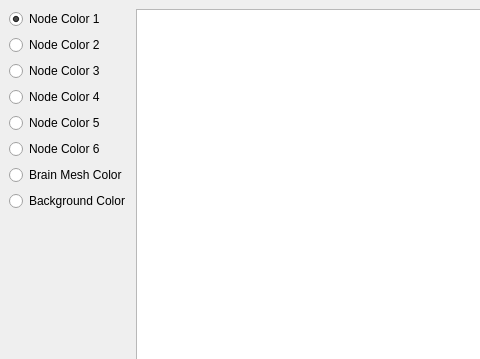
Old version of the form colorsettings.ui in the repository Namr/Connected; both pictures show x 0 to 480 and y 0 to 359 of the 800 by 600 pixel window.
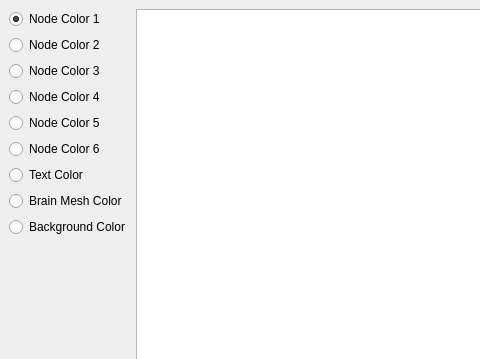
New version of the form.

Diff of the .ui file:
```diff
--- a/colorsettings.ui
+++ b/colorsettings.ui
@@ -64,6 +64,13 @@
           </property>
          </widget>
         </item>
+        <item>
+         <widget class="QRadioButton" name="radioButton_9">
+          <property name="text">
+           <string>Text Color</string>
+          </property>
+         </widget>
+        </item>
         <item>
          <widget class="QRadioButton" name="radioButton_8">
           <property name="text">
```
